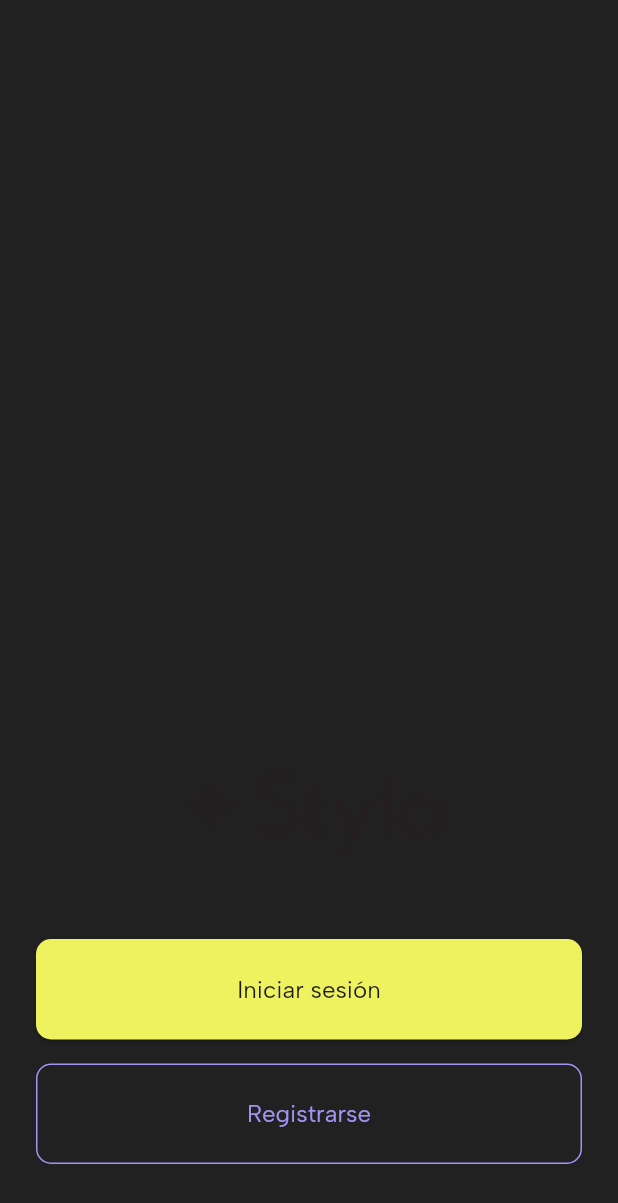
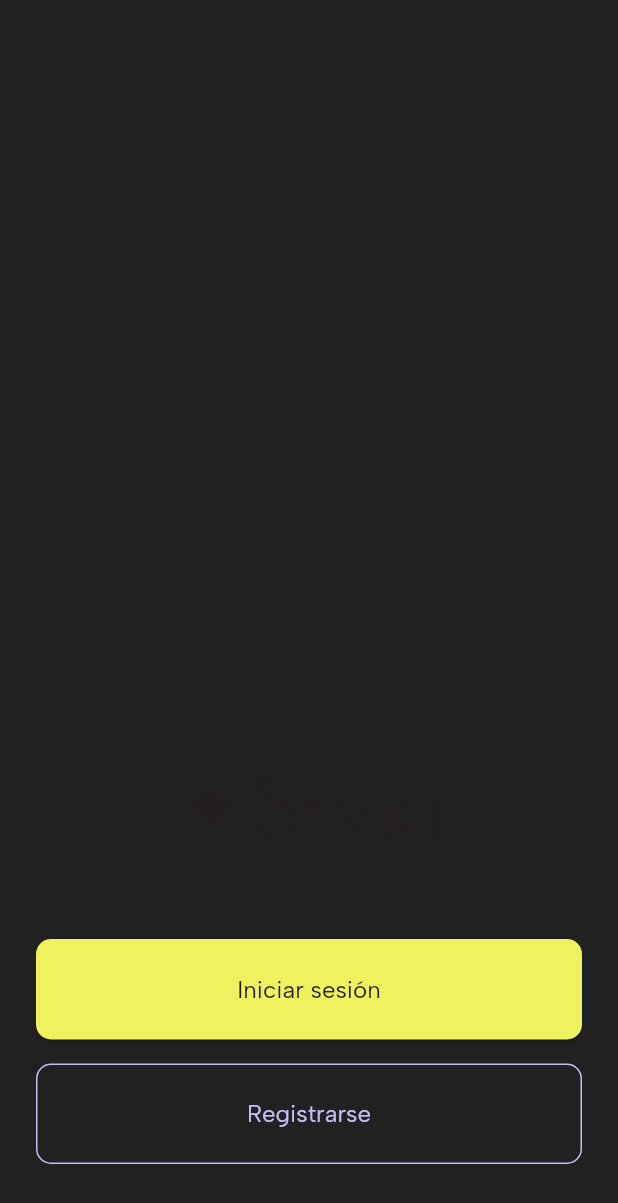
Before and after one commit to RonyOz/styla_mobile_app, a Flutter app: the screen it shows after launch, on a phone screen of 412 x 824 dp. Shown: the top 1203 px of the screen. Run offline on Flutter 3.47's test engine with Material 3 defaults, Android fonts, the phone set to English and light mode, and no system bars; our stand-ins replace flutter_bloc, supabase_flutter; accounts and stored records are empty.

Commit message:
fix: update AppButton to use secondaryLight color for improved consistency

```diff
--- a/lib/core/ui/design/app_colors.dart
+++ b/lib/core/ui/design/app_colors.dart
@@ -7,6 +7,7 @@ class AppColors {
   // Color principal
   static const Color primary = Color.fromARGB(255, 237, 242, 94);
   static const Color secondary = Color.fromARGB(255, 161, 148, 242);
+  static const Color secondaryLight = Color.fromARGB(255, 198, 191, 247);
 
   // Colores de fondo
   static const Color background = Color.fromARGB(255, 33, 33, 33);
--- a/lib/core/ui/widgets/app_button.dart
+++ b/lib/core/ui/widgets/app_button.dart
@@ -63,8 +63,8 @@ class AppButton extends StatelessWidget {
       return OutlinedButton(
         onPressed: isLoading ? null : onPressed,
         style: OutlinedButton.styleFrom(
-          foregroundColor: AppColors.secondary,
-          side: BorderSide(color: AppColors.secondary),
+          foregroundColor: AppColors.secondaryLight,
+          side: BorderSide(color: AppColors.secondaryLight),
           padding: AppSpacing.paddingLarge,
           shape: RoundedRectangleBorder(
             borderRadius: BorderRadius.circular(10),
@@ -77,7 +77,7 @@ class AppButton extends StatelessWidget {
                 width: 16,
                 child: CircularProgressIndicator(
                   strokeWidth: 2,
-                  valueColor: AlwaysStoppedAnimation<Color>(AppColors.secondary),
+                  valueColor: AlwaysStoppedAnimation<Color>(AppColors.secondaryLight),
                 ),
               )
             : Text(text),
```
